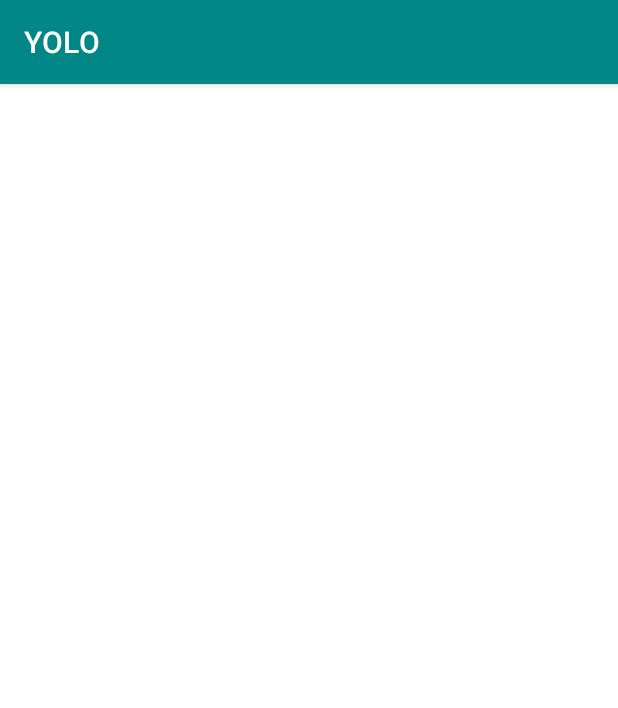
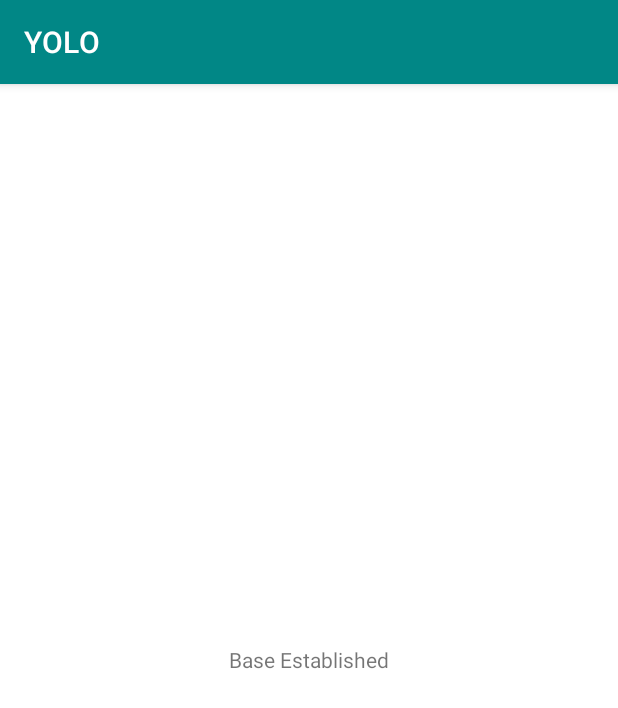
Before and after one commit to k-wjames/YOLO, an Android app: the PlayMansion screen opened directly, with no data from a screen before it, on a phone screen of 412 x 824 dp. Shown: the top 708 px of the screen. Run offline under Robolectric (Android 15) with nearby library versions, the phone set to English and light mode, and no system bars.

Commit message:
Take One Plot Yolo Play Mansion Base Clean, Clear and Ready for Operations Sir

```diff
--- a/app/src/main/res/layout/activity_play_mansion.xml
+++ b/app/src/main/res/layout/activity_play_mansion.xml
@@ -1,9 +1,16 @@
 <?xml version="1.0" encoding="utf-8"?>
-<androidx.constraintlayout.widget.ConstraintLayout xmlns:android="http://schemas.android.com/apk/res/android"
+<LinearLayout xmlns:android="http://schemas.android.com/apk/res/android"
     xmlns:app="http://schemas.android.com/apk/res-auto"
     xmlns:tools="http://schemas.android.com/tools"
     android:layout_width="match_parent"
     android:layout_height="match_parent"
+    android:orientation="vertical"
+    android:gravity="center"
     tools:context=".PlayMansion">
 
-</androidx.constraintlayout.widget.ConstraintLayout>
+    <TextView
+        android:layout_width="wrap_content"
+        android:layout_height="wrap_content"
+        android:text="Base Established"/>
+
+</LinearLayout>
```
